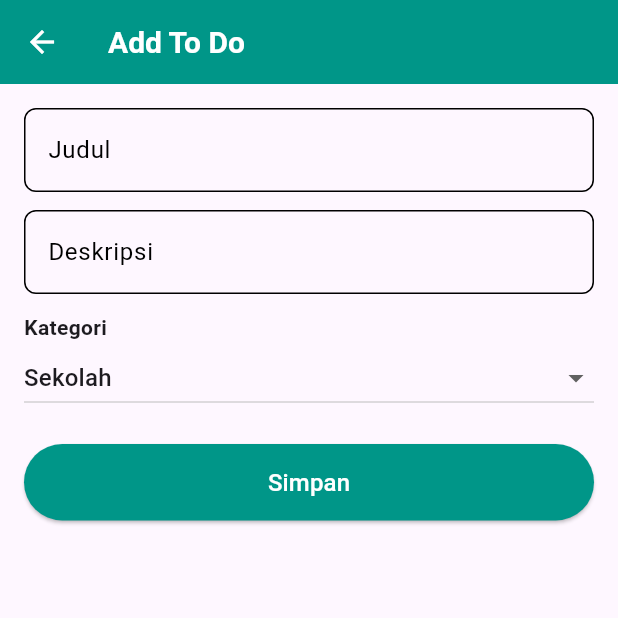
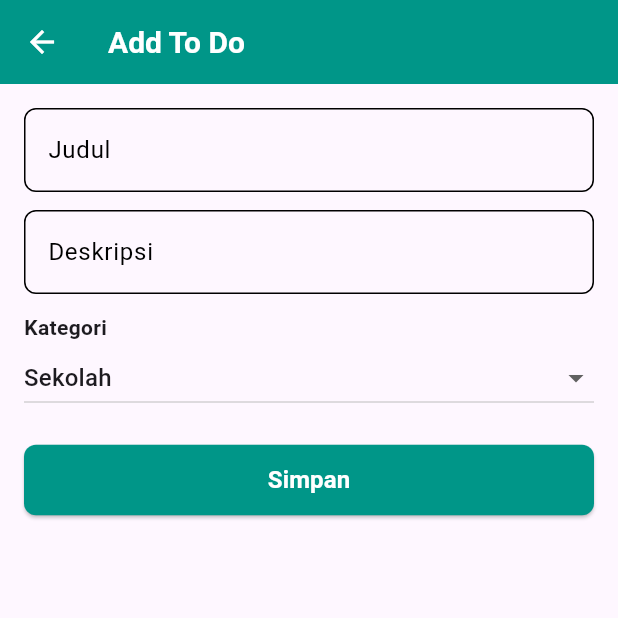
Before and after one commit to Tab-Febrian/todo-list-app-22-33, a Flutter app: the AddTodoPage screen opened by its route, on a phone screen of 412 x 824 dp, the top half of it. Run offline on Flutter 3.47's test engine with Material 3 defaults, Android fonts, the phone set to English and light mode, and no system bars; our stand-ins replace get.

Commit message:
fix(btn): change elevated button to reusable button

```diff
--- a/lib/Controllers/todo_controller.dart
+++ b/lib/Controllers/todo_controller.dart
@@ -1,4 +1,3 @@
-// todo_controller.dart
 import 'package:flutter/material.dart';
 import 'package:get/get.dart';
 import 'package:todo_list_app/Model/todo_model.dart';
--- a/lib/Fragments/add_todo_page.dart
+++ b/lib/Fragments/add_todo_page.dart
@@ -3,6 +3,7 @@ import 'package:get/get.dart';
 import 'package:todo_list_app/Controllers/todo_controller.dart';
 import 'package:todo_list_app/Widgets/reusable_text.dart';
 import 'package:todo_list_app/Widgets/reusable_textfield.dart';
+import 'package:todo_list_app/Widgets/reusable_button.dart';
 
 class AddTodoPage extends StatelessWidget {
   final TextEditingController _titleController = TextEditingController();
@@ -60,11 +61,9 @@ class AddTodoPage extends StatelessWidget {
             const SizedBox(height: 20),
             SizedBox(
               width: double.infinity,
-              child: ElevatedButton(
-                style: ElevatedButton.styleFrom(
-                  backgroundColor: Colors.teal,
-                  padding: const EdgeInsets.symmetric(vertical: 14),
-                ),
+              child: ReusableButton(
+                text: "Simpan",
+                color: Colors.teal,
                 onPressed: () {
                   todoController.addTodo(
                     _titleController.text,
@@ -72,10 +71,6 @@ class AddTodoPage extends StatelessWidget {
                     _selectedCategory.value,
                   );
                 },
-                child: const Text(
-                  "Simpan",
-                  style: TextStyle(fontSize: 16, color: Colors.white),
-                ),
               ),
             ),
           ],
--- a/lib/Widgets/reusable_button.dart
+++ b/lib/Widgets/reusable_button.dart
@@ -18,7 +18,7 @@ class ReusableButton extends StatelessWidget {
       onPressed: onPressed,
       style: ElevatedButton.styleFrom(
         minimumSize: const Size(double.infinity, 40),
-        backgroundColor: color ?? Theme.of(context).primaryColor,
+        backgroundColor: color,
         shape: RoundedRectangleBorder(
           borderRadius: BorderRadius.circular(8.0),
         ),
```
